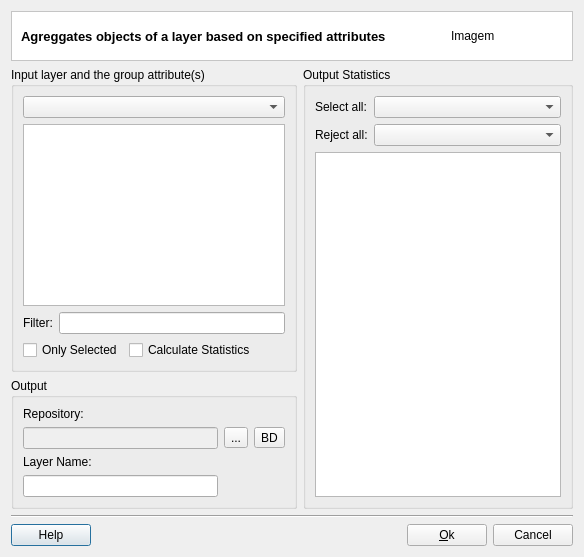
Before: the Qt Designer form src/terralib/vp/qt/ui/AggregationDialogForm.ui in claudiobogossian/terralib5, drawn with Qt 5.
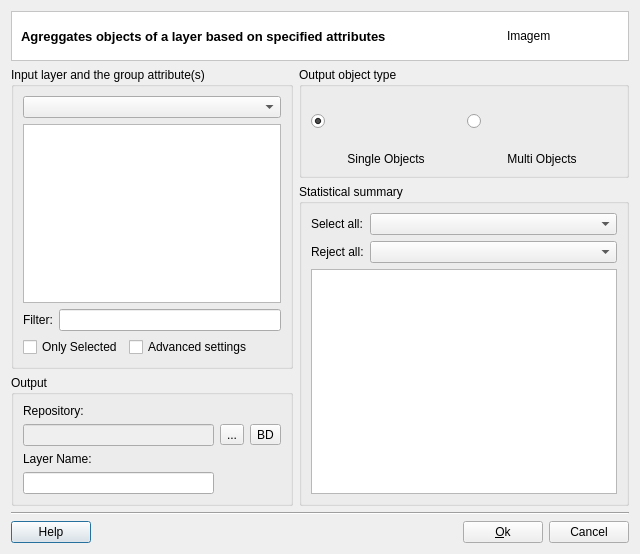
After: the same form once the commit is applied. Custom widgets are drawn as their Qt base class.

What changed in the file:
```diff
--- a/src/terralib/vp/qt/ui/AggregationDialogForm.ui
+++ b/src/terralib/vp/qt/ui/AggregationDialogForm.ui
@@ -6,17 +6,17 @@
    <rect>
     <x>0</x>
     <y>0</y>
-    <width>584</width>
-    <height>557</height>
+    <width>640</width>
+    <height>554</height>
    </rect>
   </property>
   <property name="windowTitle">
    <string>Aggregation Operation</string>
   </property>
+  <layout class="QGridLayout" name="gridLayout_15">
+   <item row="0" column="0">
   <layout class="QGridLayout" name="gridLayout_14">
-   <item row="0" column="0">
-    <layout class="QGridLayout" name="gridLayout_13">
-     <item row="0" column="0">
+     <item row="0" column="0" colspan="2">
       <widget class="QFrame" name="frame_2">
        <property name="styleSheet">
         <string notr="true">QWidget { background: white }</string>
@@ -74,8 +74,6 @@
       </widget>
      </item>
      <item row="1" column="0">
-      <layout class="QGridLayout" name="gridLayout_10">
-       <item row="0" column="0">
         <layout class="QGridLayout" name="gridLayout_9">
          <item row="0" column="0">
           <widget class="QGroupBox" name="groupBox">
@@ -128,7 +126,7 @@
                 <item row="0" column="1">
                  <widget class="QCheckBox" name="m_calcStatCheckBox">
                   <property name="text">
-                   <string>Calculate Statistics</string>
+                 <string>Advanced settings</string>
                   </property>
                  </widget>
                 </item>
@@ -223,13 +221,81 @@
          </item>
         </layout>
        </item>
-       <item row="0" column="1">
-        <widget class="QGroupBox" name="m_outputStatisticsGroupBox">
+     <item row="1" column="1">
+      <layout class="QGridLayout" name="gridLayout_13">
+       <item row="0" column="0">
+        <widget class="QGroupBox" name="m_objectTypeGroupBox">
          <property name="title">
-          <string>Output Statistics</string>
+          <string>Output object type</string>
          </property>
          <layout class="QGridLayout" name="gridLayout_11">
           <item row="0" column="0">
+           <layout class="QVBoxLayout" name="verticalLayout">
+            <item>
+             <widget class="QRadioButton" name="m_singleRadioButton">
+              <property name="minimumSize">
+               <size>
+                <width>150</width>
+                <height>50</height>
+               </size>
+              </property>
+              <property name="text">
+               <string/>
+              </property>
+              <property name="checked">
+               <bool>true</bool>
+              </property>
+             </widget>
+            </item>
+            <item>
+             <widget class="QLabel" name="m_singleLabel">
+              <property name="text">
+               <string>Single Objects</string>
+              </property>
+              <property name="alignment">
+               <set>Qt::AlignHCenter|Qt::AlignTop</set>
+              </property>
+             </widget>
+            </item>
+           </layout>
+          </item>
+          <item row="0" column="1">
+           <layout class="QVBoxLayout" name="verticalLayout_3">
+            <item>
+             <widget class="QRadioButton" name="m_multiRadioButton">
+              <property name="minimumSize">
+               <size>
+                <width>150</width>
+                <height>50</height>
+               </size>
+              </property>
+              <property name="text">
+               <string/>
+              </property>
+             </widget>
+            </item>
+            <item>
+             <widget class="QLabel" name="m_multiLabel">
+              <property name="text">
+               <string>Multi Objects</string>
+              </property>
+              <property name="alignment">
+               <set>Qt::AlignHCenter|Qt::AlignTop</set>
+              </property>
+             </widget>
+            </item>
+           </layout>
+          </item>
+         </layout>
+        </widget>
+       </item>
+       <item row="1" column="0">
+        <widget class="QGroupBox" name="m_statisticalSummatyGroupBox">
+         <property name="title">
+          <string>Statistical summary</string>
+         </property>
+         <layout class="QGridLayout" name="gridLayout_10">
+          <item row="0" column="0">
            <layout class="QHBoxLayout" name="horizontalLayout_2">
             <item>
              <layout class="QVBoxLayout" name="verticalLayout_4">
@@ -287,7 +353,7 @@
        </item>
       </layout>
      </item>
-     <item row="2" column="0">
+     <item row="2" column="0" colspan="2">
       <layout class="QGridLayout" name="gridLayout_12">
        <item row="0" column="0">
         <widget class="Line" name="line_2">
```
Left out of the diff: 38 changed lines with no effect on the pictures. Lines whose indentation alone changed are shown as unchanged.
